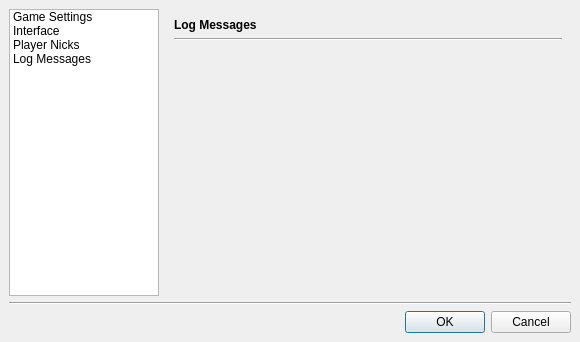
Qt form src/gui/qt/settingsdialog.ui (pokerth/pokerth) before a commit.
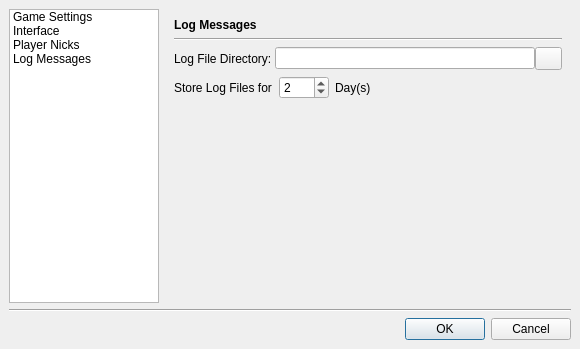
The same form after that commit. The open tabs and pages were chosen to show the change. Icons and pictures are not drawn.

```diff
--- a/src/gui/qt/settingsdialog.ui
+++ b/src/gui/qt/settingsdialog.ui
@@ -6,7 +6,7 @@
     <x>0</x>
     <y>0</y>
     <width>580</width>
-    <height>342</height>
+    <height>349</height>
    </rect>
   </property>
   <property name="windowTitle" >
@@ -435,7 +435,56 @@
        <property name="spacing" >
         <number>6</number>
        </property>
-       <item row="2" column="0" >
+       <item row="3" column="0" >
+        <layout class="QHBoxLayout" >
+         <property name="margin" >
+          <number>0</number>
+         </property>
+         <property name="spacing" >
+          <number>6</number>
+         </property>
+         <item>
+          <widget class="QLabel" name="label_17" >
+           <property name="maximumSize" >
+            <size>
+             <width>99</width>
+             <height>16777215</height>
+            </size>
+           </property>
+           <property name="text" >
+            <string>Store Log Files for</string>
+           </property>
+          </widget>
+         </item>
+         <item>
+          <widget class="QSpinBox" name="spinBox_logStoreDuration" >
+           <property name="maximumSize" >
+            <size>
+             <width>50</width>
+             <height>16777215</height>
+            </size>
+           </property>
+           <property name="maximum" >
+            <number>7</number>
+           </property>
+           <property name="minimum" >
+            <number>1</number>
+           </property>
+           <property name="value" >
+            <number>2</number>
+           </property>
+          </widget>
+         </item>
+         <item>
+          <widget class="QLabel" name="label_18" >
+           <property name="text" >
+            <string>Day(s)</string>
+           </property>
+          </widget>
+         </item>
+        </layout>
+       </item>
+       <item row="4" column="0" >
         <spacer>
          <property name="orientation" >
           <enum>Qt::Vertical</enum>
@@ -468,6 +517,52 @@
          </property>
         </widget>
        </item>
+       <item row="1" column="0" >
+        <widget class="Line" name="line_2" >
+         <property name="orientation" >
+          <enum>Qt::Horizontal</enum>
+         </property>
+        </widget>
+       </item>
+       <item row="2" column="0" >
+        <layout class="QHBoxLayout" >
+         <property name="margin" >
+          <number>0</number>
+         </property>
+         <property name="spacing" >
+          <number>0</number>
+         </property>
+         <item>
+          <widget class="QLabel" name="label_16" >
+           <property name="text" >
+            <string>Log File Directory: </string>
+           </property>
+          </widget>
+         </item>
+         <item>
+          <widget class="QLineEdit" name="lineEdit_logDir" />
+         </item>
+         <item>
+          <widget class="QPushButton" name="pushButton_openLogDir" >
+           <property name="minimumSize" >
+            <size>
+             <width>27</width>
+             <height>23</height>
+            </size>
+           </property>
+           <property name="maximumSize" >
+            <size>
+             <width>27</width>
+             <height>23</height>
+            </size>
+           </property>
+           <property name="icon" >
+            <iconset resource="deck.qrc" >:/graphics/graphics/fileopen16.png</iconset>
+           </property>
+          </widget>
+         </item>
+        </layout>
+       </item>
       </layout>
      </widget>
     </widget>
```
Left out of the diff: 7 changed lines with no effect on the pictures.
